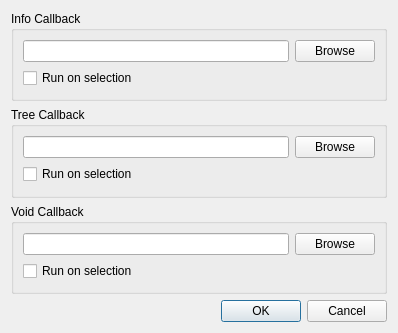
First picture: the form in qtgui/CallbacksDialog.ui, repository eldridgejm/denali, before the edit.
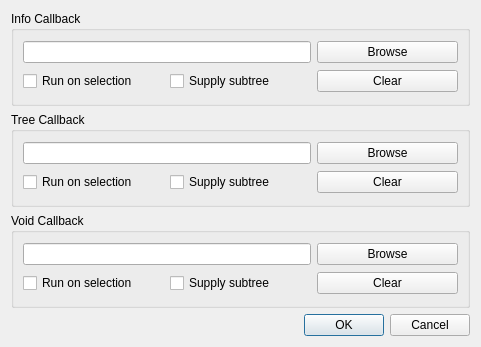
Second picture: the form after the edit.

Commit message: Connected clear buttons in callbacks menu.

The edit to the form file:
```diff
--- a/qtgui/CallbacksDialog.ui
+++ b/qtgui/CallbacksDialog.ui
@@ -6,8 +6,8 @@
    <rect>
     <x>0</x>
     <y>0</y>
-    <width>398</width>
-    <height>333</height>
+    <width>481</width>
+    <height>347</height>
    </rect>
   </property>
   <property name="windowTitle">
@@ -20,23 +20,37 @@
       <string>Info Callback</string>
      </property>
      <layout class="QGridLayout" name="gridLayout">
-      <item row="0" column="0">
+      <item row="0" column="0" colspan="2">
        <widget class="QLineEdit" name="lineEditInfoCallback"/>
       </item>
-      <item row="1" column="0">
-       <widget class="QCheckBox" name="checkBoxRunInfoOnSelection">
-        <property name="text">
-         <string>Run on selection</string>
-        </property>
-       </widget>
-      </item>
-      <item row="0" column="1">
+      <item row="0" column="2">
        <widget class="QPushButton" name="pushButtonBrowseInfo">
         <property name="text">
          <string>Browse</string>
         </property>
        </widget>
       </item>
+      <item row="1" column="0">
+       <widget class="QCheckBox" name="checkBoxRunInfoOnSelection">
+        <property name="text">
+         <string>Run on selection</string>
+        </property>
+       </widget>
+      </item>
+      <item row="1" column="1">
+       <widget class="QCheckBox" name="checkBoxInfoSubtree">
+        <property name="text">
+         <string>Supply subtree</string>
+        </property>
+       </widget>
+      </item>
+      <item row="1" column="2">
+       <widget class="QPushButton" name="pushButtonClearInfo">
+        <property name="text">
+         <string>Clear</string>
+        </property>
+       </widget>
+      </item>
      </layout>
     </widget>
    </item>
@@ -46,23 +60,37 @@
       <string>Tree Callback</string>
      </property>
      <layout class="QGridLayout" name="gridLayout_2">
-      <item row="0" column="0">
+      <item row="0" column="0" colspan="2">
        <widget class="QLineEdit" name="lineEditTreeCallback"/>
       </item>
-      <item row="1" column="0">
-       <widget class="QCheckBox" name="checkBoxRunTreeOnSelection">
-        <property name="text">
-         <string>Run on selection</string>
-        </property>
-       </widget>
-      </item>
-      <item row="0" column="1">
+      <item row="0" column="2">
        <widget class="QPushButton" name="pushButtonBrowseTree">
         <property name="text">
          <string>Browse</string>
         </property>
        </widget>
       </item>
+      <item row="1" column="0">
+       <widget class="QCheckBox" name="checkBoxRunTreeOnSelection">
+        <property name="text">
+         <string>Run on selection</string>
+        </property>
+       </widget>
+      </item>
+      <item row="1" column="1">
+       <widget class="QCheckBox" name="checkBoxTreeSubtree">
+        <property name="text">
+         <string>Supply subtree</string>
+        </property>
+       </widget>
+      </item>
+      <item row="1" column="2">
+       <widget class="QPushButton" name="pushButtonClearTree">
+        <property name="text">
+         <string>Clear</string>
+        </property>
+       </widget>
+      </item>
      </layout>
     </widget>
    </item>
@@ -72,10 +100,7 @@
       <string>Void Callback</string>
      </property>
      <layout class="QGridLayout" name="gridLayout_3">
-      <item row="0" column="0">
-       <widget class="QLineEdit" name="lineEditVoidCallback"/>
-      </item>
-      <item row="0" column="1">
+      <item row="0" column="2">
        <widget class="QPushButton" name="pushButtonBrowseVoid">
         <property name="text">
          <string>Browse</string>
@@ -89,6 +114,23 @@
         </property>
        </widget>
       </item>
+      <item row="1" column="1">
+       <widget class="QCheckBox" name="checkBoxVoidSubtree">
+        <property name="text">
+         <string>Supply subtree</string>
+        </property>
+       </widget>
+      </item>
+      <item row="1" column="2">
+       <widget class="QPushButton" name="pushButtonClearVoid">
+        <property name="text">
+         <string>Clear</string>
+        </property>
+       </widget>
+      </item>
+      <item row="0" column="0" colspan="2">
+       <widget class="QLineEdit" name="lineEditVoidCallback"/>
+      </item>
      </layout>
     </widget>
    </item>
```
The commit also changes 3 other files.
